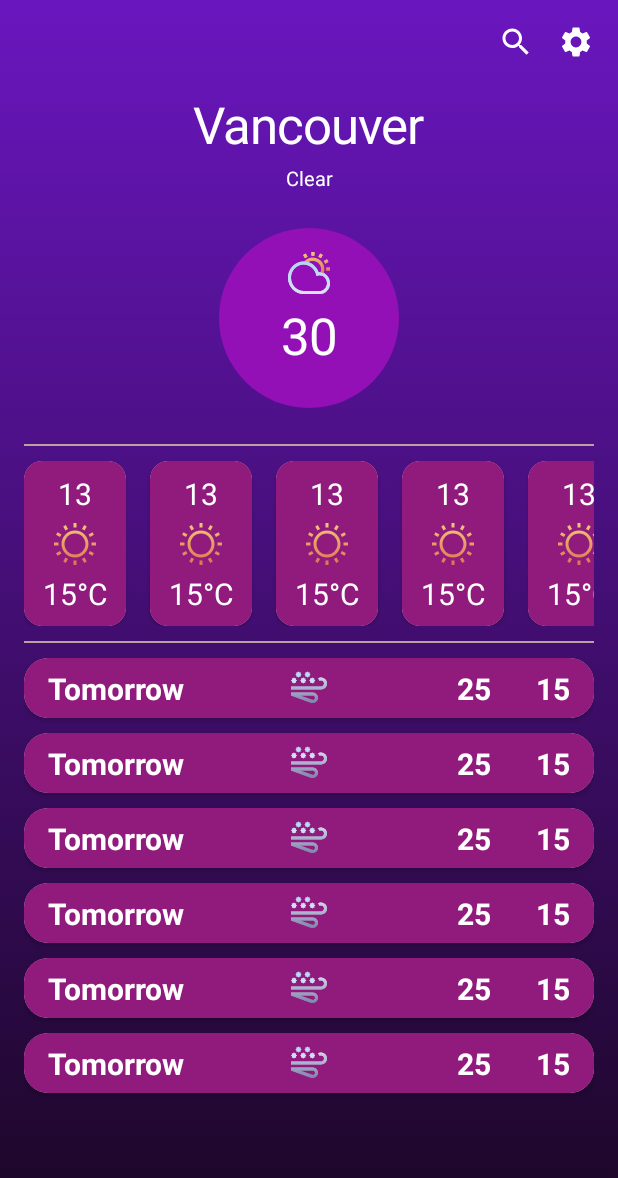
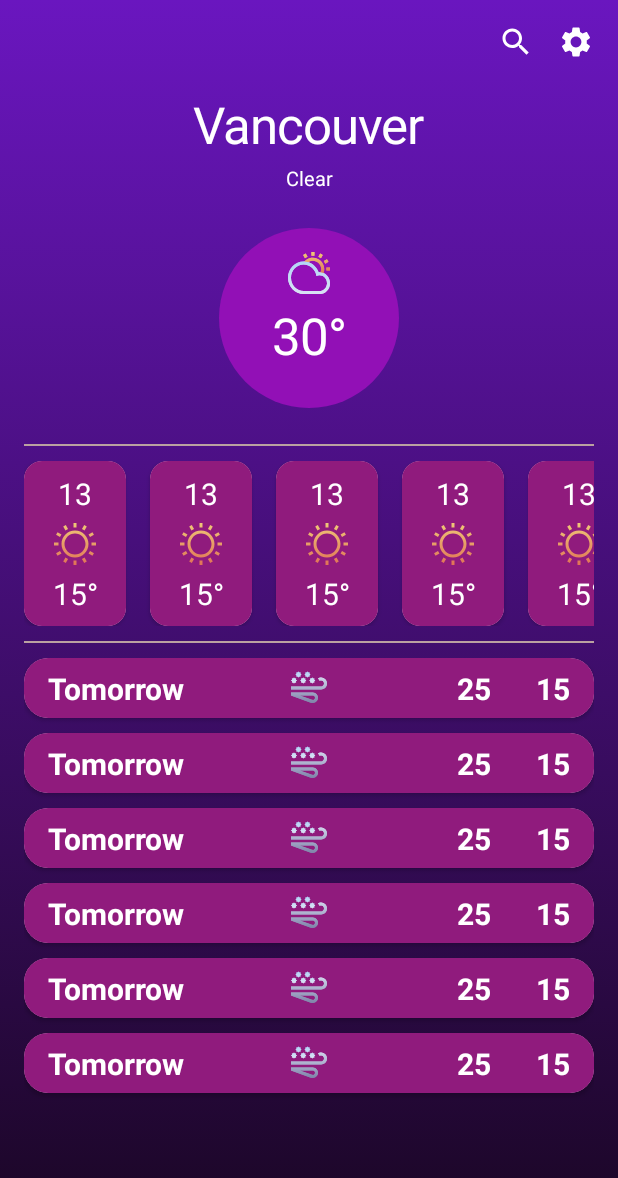
Before and after one commit to rwu780/WeatherApp, an Android app: the layout fragment_dashboard.xml on its own in the app's theme, with its tools: preview values and no code run, on a phone screen of 412 x 824 dp. Shown: the top 1178 px of the screen. Run offline under Robolectric (Android 15) with nearby library versions, the phone set to English and light mode, and no system bars.

```diff
--- a/app/src/main/res/layout/fragment_dashboard.xml
+++ b/app/src/main/res/layout/fragment_dashboard.xml
@@ -1,152 +1,138 @@
 <?xml version="1.0" encoding="utf-8"?>
 <androidx.constraintlayout.widget.ConstraintLayout xmlns:android="http://schemas.android.com/apk/res/android"
+    xmlns:app="http://schemas.android.com/apk/res-auto"
+    xmlns:tools="http://schemas.android.com/tools"
     android:layout_width="match_parent"
     android:layout_height="match_parent"
-    xmlns:app="http://schemas.android.com/apk/res-auto"
-    xmlns:tools="http://schemas.android.com/tools"
-    android:background="@drawable/app_background"
-    android:theme="@style/Theme.WeatherApp.NoActionBar"
-    >
+    android:background="@drawable/app_background">
 
     <ImageView
         android:id="@+id/icon_setting"
         android:layout_width="24dp"
         android:layout_height="24dp"
+        android:layout_marginTop="16dp"
+        android:layout_marginEnd="16dp"
+        android:contentDescription="@string/settings"
         android:src="@drawable/ic_baseline_settings_24"
         app:layout_constraintEnd_toEndOf="parent"
-        app:layout_constraintTop_toTopOf="parent"
-        android:layout_marginEnd="16dp"
-        android:layout_marginTop="16dp"
-        android:contentDescription="@string/settings"
-        />
+        app:layout_constraintTop_toTopOf="parent" />
 
     <ImageView
         android:id="@+id/icon_search"
         android:layout_width="24dp"
         android:layout_height="24dp"
+        android:layout_marginEnd="16dp"
         android:src="@drawable/ic_baseline_search_24"
-        app:layout_constraintTop_toTopOf="@id/icon_setting"
         app:layout_constraintEnd_toStartOf="@id/icon_setting"
-        android:layout_marginEnd="16dp"
-        />
+        app:layout_constraintTop_toTopOf="@id/icon_setting" />
 
     <TextView
         android:id="@+id/tv_city_header"
+        style="@style/header1Text"
         android:layout_width="wrap_content"
         android:layout_height="wrap_content"
+        android:layout_marginTop="60dp"
+        app:layout_constraintEnd_toEndOf="parent"
+        app:layout_constraintStart_toStartOf="parent"
         app:layout_constraintTop_toTopOf="parent"
-        android:layout_marginTop="60dp"
-        tools:text="Vancouver"
-        style="@style/header1Text"
-        app:layout_constraintStart_toStartOf="parent"
-        app:layout_constraintEnd_toEndOf="parent"
-        />
+        tools:text="Vancouver" />
 
     <TextView
         android:id="@+id/tv_weather_description"
         android:layout_width="wrap_content"
         android:layout_height="wrap_content"
+        android:layout_marginTop="4dp"
+        android:lineHeight="15.25dp"
+        android:textColor="@color/textColor"
+        android:textSize="13sp"
+        app:layout_constraintEnd_toEndOf="parent"
         app:layout_constraintStart_toStartOf="parent"
-        app:layout_constraintEnd_toEndOf="parent"
         app:layout_constraintTop_toBottomOf="@id/tv_city_header"
-        android:layout_marginTop="4dp"
-        tools:text="Clear"
-        android:lineHeight="15.25dp"
-        android:textSize="13sp"
-        android:textColor="@color/textColor"
-        />
+        tools:text="Clear" />
 
 
-    <androidx.constraintlayout.widget.ConstraintLayout
+    <View
         android:id="@+id/currentState"
         android:layout_width="120dp"
         android:layout_height="120dp"
+        android:layout_marginTop="24dp"
         android:background="@drawable/circle"
-        app:layout_constraintTop_toBottomOf="@id/tv_weather_description"
+        app:layout_constraintEnd_toEndOf="parent"
         app:layout_constraintStart_toStartOf="parent"
-        app:layout_constraintEnd_toEndOf="parent"
-        android:layout_marginTop="24dp"
-        >
+        app:layout_constraintTop_toBottomOf="@id/tv_weather_description" />
 
     <ImageView
         android:id="@+id/icon_current_weather"
         android:layout_width="wrap_content"
         android:layout_height="wrap_content"
-            app:layout_constraintStart_toStartOf="parent"
-            app:layout_constraintEnd_toEndOf="parent"
-            app:layout_constraintTop_toTopOf="parent"
         android:layout_marginTop="14dp"
-            tools:src="@drawable/cloudy_clear"
-            />
+        app:layout_constraintEnd_toEndOf="@id/currentState"
+        app:layout_constraintStart_toStartOf="@id/currentState"
+        app:layout_constraintTop_toTopOf="@id/currentState"
+        tools:src="@drawable/cloudy_clear" />
 
     <TextView
         android:id="@+id/tv_current_weather"
+        style="@style/header1Text"
         android:layout_width="wrap_content"
         android:layout_height="wrap_content"
-            app:layout_constraintStart_toStartOf="parent"
-            app:layout_constraintEnd_toEndOf="parent"
-            app:layout_constraintBottom_toBottomOf="parent"
         android:layout_marginBottom="26dp"
-            tools:text="30"
-            style="@style/header1Text"
-            />
+        app:layout_constraintBottom_toBottomOf="@id/currentState"
+        app:layout_constraintEnd_toEndOf="@id/currentState"
+        app:layout_constraintStart_toStartOf="@id/currentState"
+        tools:text="30°" />
 
-    </androidx.constraintlayout.widget.ConstraintLayout>
 
     <com.google.android.material.divider.MaterialDivider
         android:id="@+id/divider_header_hourly"
         android:layout_width="0dp"
         android:layout_height="1dp"
-        app:layout_constraintStart_toStartOf="parent"
-        app:layout_constraintEnd_toEndOf="parent"
         android:layout_marginStart="16dp"
+        android:layout_marginTop="24dp"
         android:layout_marginEnd="16dp"
         app:dividerColor="@color/dividerColor"
-        app:layout_constraintTop_toBottomOf="@id/currentState"
-        android:layout_marginTop="24dp"
-        />
+        app:layout_constraintEnd_toEndOf="parent"
+        app:layout_constraintStart_toStartOf="parent"
+        app:layout_constraintTop_toBottomOf="@id/currentState" />
 
     <androidx.recyclerview.widget.RecyclerView
         android:id="@+id/rv_hourly_forecast"
         android:layout_width="0dp"
         android:layout_height="wrap_content"
-        app:layout_constraintStart_toStartOf="parent"
-        app:layout_constraintEnd_toEndOf="parent"
+        android:layout_marginStart="16dp"
         android:layout_marginTop="10dp"
-        android:layout_marginStart="16dp"
         android:layout_marginEnd="16dp"
         android:clipToPadding="false"
+        android:orientation="horizontal"
+        app:layoutManager="androidx.recyclerview.widget.LinearLayoutManager"
+        app:layout_constraintEnd_toEndOf="parent"
+        app:layout_constraintStart_toStartOf="parent"
         app:layout_constraintTop_toBottomOf="@id/divider_header_hourly"
-        tools:listitem="@layout/item_hour_forcast"
-        app:layoutManager="androidx.recyclerview.widget.LinearLayoutManager"
-        android:orientation="horizontal"
         tools:itemCount="6"
-        />
+        tools:listitem="@layout/item_hour_forcast" />
 
     <com.google.android.material.divider.MaterialDivider
         android:id="@+id/divider_hourly_daily"
         android:layout_width="0dp"
         android:layout_height="1dp"
-        app:layout_constraintStart_toStartOf="parent"
-        app:layout_constraintEnd_toEndOf="parent"
         android:layout_marginStart="16dp"
+        android:layout_marginTop="10dp"
         android:layout_marginEnd="16dp"
         app:dividerColor="@color/dividerColor"
-        app:layout_constraintTop_toBottomOf="@id/rv_hourly_forecast"
-        android:layout_marginTop="10dp"
-        />
+        app:layout_constraintEnd_toEndOf="parent"
+        app:layout_constraintStart_toStartOf="parent"
+        app:layout_constraintTop_toBottomOf="@id/rv_hourly_forecast" />
 
     <androidx.recyclerview.widget.RecyclerView
         android:id="@+id/rv_daily_forecast"
         android:layout_width="0dp"
         android:layout_height="wrap_content"
+        android:layout_marginStart="16dp"
+        android:layout_marginTop="10dp"
+        android:layout_marginEnd="16dp"
+        app:layout_constraintEnd_toEndOf="parent"
         app:layout_constraintStart_toStartOf="parent"
-        app:layout_constraintEnd_toEndOf="parent"
-        android:layout_marginStart="16dp"
-        android:layout_marginEnd="16dp"
-        tools:listitem="@layout/item_daily_forecast"
+        app:layout_constraintTop_toBottomOf="@id/divider_hourly_daily"
         tools:itemCount="6"
-        app:layout_constraintTop_toBottomOf="@id/divider_hourly_daily"
-        android:layout_marginTop="10dp"
-        />
+        tools:listitem="@layout/item_daily_forecast" />
 </androidx.constraintlayout.widget.ConstraintLayout>
--- a/app/src/main/res/layout/item_hour_forcast.xml
+++ b/app/src/main/res/layout/item_hour_forcast.xml
@@ -42,7 +42,7 @@
             android:id="@+id/tv_temperature"
             android:layout_width="wrap_content"
             android:layout_height="wrap_content"
-            android:text="15°C"
+            android:text="15°"
             android:textSize="20sp"
             android:lineHeight="23dp"
             android:textColor="@color/textColor"
--- a/app/src/main/res/values/themes.xml
+++ b/app/src/main/res/values/themes.xml
@@ -14,10 +14,4 @@
         <!-- Customize your theme here. -->
     </style>
 
-    <style name="Theme.WeatherApp.NoActionBar" parent="Theme.MaterialComponents.DayNight.NoActionBar">
-        <item name="android:windowActionBar">false</item>
-        <item name="android:windowNoTitle">true</item>
-    </style>
-
-
 </resources>
```
Also changed, not shown: app/src/main/java/com/rwu780/weatherapp/data/WeatherApiService.kt (added, +28 -0 lines), app/src/main/java/com/rwu780/weatherapp/data/model/Astro.kt (added, +21 -0 lines), app/src/main/java/com/rwu780/weatherapp/data/model/Condition.kt (added, +15 -0 lines), app/src/main/java/com/rwu780/weatherapp/data/model/CurrentWeather.kt (added, +55 -0 lines), app/src/main/java/com/rwu780/weatherapp/data/model/DailyForecast.kt (added, +19 -0 lines), app/src/main/java/com/rwu780/weatherapp/data/model/DailyTemperature.kt (added, +47 -0 lines), app/src/main/java/com/rwu780/weatherapp/data/model/Forecast.kt (added, +11 -0 lines), app/src/main/java/com/rwu780/weatherapp/data/model/HourlyTemperature.kt (added, +75 -0 lines), app/src/main/java/com/rwu780/weatherapp/data/model/Location.kt (added, +25 -0 lines), app/src/main/java/com/rwu780/weatherapp/data/model/ResponseCity.kt (added, +23 -0 lines), app/src/main/java/com/rwu780/weatherapp/data/model/ResponseWeatherForecast.kt (added, +15 -0 lines). Lines whose indentation alone changed are shown as unchanged.
